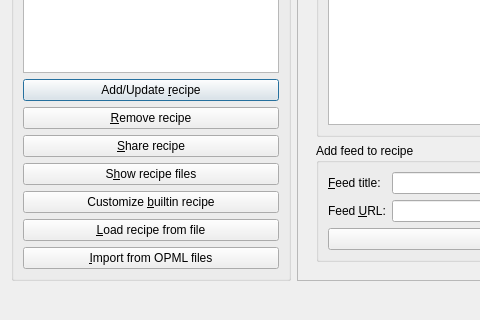
kovidgoyal/calibre, file src/calibre/gui2/dialogs/user_profiles.ui: the form before one commit; both pictures show x 0 to 480 and y 320 to 640 of the 738 by 640 pixel window.
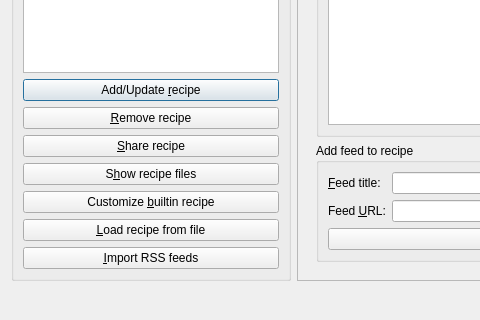
The form after the commit. Icons and pictures are not drawn. Custom widgets are drawn as their Qt base class.

Commit message:
Renamed the button from OPML to RSS feeds import.
Sounds more descriptive this way.

Patch:
```diff
--- a/src/calibre/gui2/dialogs/user_profiles.ui
+++ b/src/calibre/gui2/dialogs/user_profiles.ui
@@ -138,7 +138,7 @@
              <item>
               <widget class="QPushButton" name="opml_button">
                <property name="text">
-                <string>&amp;Import from OPML files</string>
+                <string>&amp;Import RSS feeds</string>
                </property>
                <property name="icon">
                 <iconset resource="../../../../resources/images.qrc">
```
